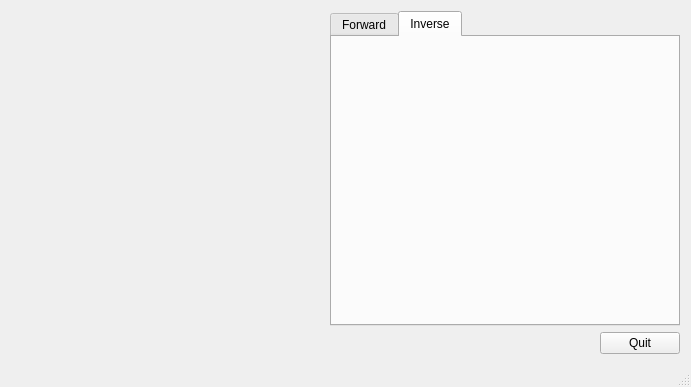
First picture: the form in PhantomX-Robot-Arm-Kit/mainwindow.ui, repository lego8421/PhantomX-Robot-Arm-Kit, before the edit.
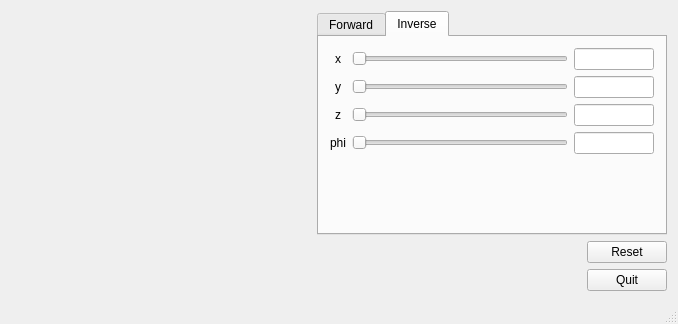
Second picture: the form after the edit. The open tabs and pages were chosen to show the change. Icons and pictures are not drawn. Custom widgets are drawn as their Qt base class.

Commit message: add inverse kinematics widget

```diff
--- a/PhantomX-Robot-Arm-Kit/mainwindow.ui
+++ b/PhantomX-Robot-Arm-Kit/mainwindow.ui
@@ -6,8 +6,8 @@
    <rect>
     <x>0</x>
     <y>0</y>
-    <width>691</width>
-    <height>387</height>
+    <width>676</width>
+    <height>324</height>
    </rect>
   </property>
   <property name="sizePolicy">
@@ -107,19 +107,6 @@
          <layout class="QVBoxLayout" name="verticalLayout">
           <item>
            <layout class="QGridLayout" name="gridLayout">
-            <item row="6" column="2">
-             <widget class="QPushButton" name="buttonReset">
-              <property name="sizePolicy">
-               <sizepolicy hsizetype="Minimum" vsizetype="Fixed">
-                <horstretch>0</horstretch>
-                <verstretch>0</verstretch>
-               </sizepolicy>
-              </property>
-              <property name="text">
-               <string>Reset</string>
-              </property>
-             </widget>
-            </item>
             <item row="3" column="0">
              <widget class="QLabel" name="label_4">
               <property name="sizePolicy">
@@ -498,10 +485,197 @@
          <attribute name="title">
           <string>Inverse</string>
          </attribute>
-         <layout class="QVBoxLayout" name="verticalLayout_2"/>
+         <layout class="QVBoxLayout" name="verticalLayout_2">
+          <item>
+           <layout class="QGridLayout" name="gridLayout_3">
+            <item row="3" column="0">
+             <widget class="QLabel" name="label_9">
+              <property name="sizePolicy">
+               <sizepolicy hsizetype="Minimum" vsizetype="Preferred">
+                <horstretch>0</horstretch>
+                <verstretch>0</verstretch>
+               </sizepolicy>
+              </property>
+              <property name="text">
+               <string>phi</string>
+              </property>
+              <property name="alignment">
+               <set>Qt::AlignCenter</set>
+              </property>
+             </widget>
+            </item>
+            <item row="2" column="1">
+             <widget class="QSlider" name="horizontalSliderZ">
+              <property name="orientation">
+               <enum>Qt::Horizontal</enum>
+              </property>
+             </widget>
+            </item>
+            <item row="1" column="0">
+             <widget class="QLabel" name="label_7">
+              <property name="sizePolicy">
+               <sizepolicy hsizetype="Minimum" vsizetype="Preferred">
+                <horstretch>0</horstretch>
+                <verstretch>0</verstretch>
+               </sizepolicy>
+              </property>
+              <property name="text">
+               <string>y</string>
+              </property>
+              <property name="alignment">
+               <set>Qt::AlignCenter</set>
+              </property>
+             </widget>
+            </item>
+            <item row="0" column="2">
+             <widget class="QLineEdit" name="lineEditX">
+              <property name="sizePolicy">
+               <sizepolicy hsizetype="Fixed" vsizetype="Fixed">
+                <horstretch>0</horstretch>
+                <verstretch>0</verstretch>
+               </sizepolicy>
+              </property>
+              <property name="maximumSize">
+               <size>
+                <width>80</width>
+                <height>16777215</height>
+               </size>
+              </property>
+             </widget>
+            </item>
+            <item row="3" column="1">
+             <widget class="QSlider" name="horizontalSliderPhi">
+              <property name="orientation">
+               <enum>Qt::Horizontal</enum>
+              </property>
+             </widget>
+            </item>
+            <item row="1" column="2">
+             <widget class="QLineEdit" name="lineEditY">
+              <property name="sizePolicy">
+               <sizepolicy hsizetype="Fixed" vsizetype="Fixed">
+                <horstretch>0</horstretch>
+                <verstretch>0</verstretch>
+               </sizepolicy>
+              </property>
+              <property name="maximumSize">
+               <size>
+                <width>80</width>
+                <height>16777215</height>
+               </size>
+              </property>
+             </widget>
+            </item>
+            <item row="1" column="1">
+             <widget class="QSlider" name="horizontalSliderY">
+              <property name="orientation">
+               <enum>Qt::Horizontal</enum>
+              </property>
+             </widget>
+            </item>
+            <item row="0" column="0">
+             <widget class="QLabel" name="label_6">
+              <property name="sizePolicy">
+               <sizepolicy hsizetype="Minimum" vsizetype="Preferred">
+                <horstretch>0</horstretch>
+                <verstretch>0</verstretch>
+               </sizepolicy>
+              </property>
+              <property name="text">
+               <string>x</string>
+              </property>
+              <property name="alignment">
+               <set>Qt::AlignCenter</set>
+              </property>
+             </widget>
+            </item>
+            <item row="2" column="0">
+             <widget class="QLabel" name="label_8">
+              <property name="sizePolicy">
+               <sizepolicy hsizetype="Minimum" vsizetype="Preferred">
+                <horstretch>0</horstretch>
+                <verstretch>0</verstretch>
+               </sizepolicy>
+              </property>
+              <property name="text">
+               <string>z</string>
+              </property>
+              <property name="alignment">
+               <set>Qt::AlignCenter</set>
+              </property>
+             </widget>
+            </item>
+            <item row="0" column="1">
+             <widget class="QSlider" name="horizontalSliderX">
+              <property name="orientation">
+               <enum>Qt::Horizontal</enum>
+              </property>
+             </widget>
+            </item>
+            <item row="2" column="2">
+             <widget class="QLineEdit" name="lineEditZ">
+              <property name="sizePolicy">
+               <sizepolicy hsizetype="Fixed" vsizetype="Fixed">
+                <horstretch>0</horstretch>
+                <verstretch>0</verstretch>
+               </sizepolicy>
+              </property>
+              <property name="maximumSize">
+               <size>
+                <width>80</width>
+                <height>16777215</height>
+               </size>
+              </property>
+             </widget>
+            </item>
+            <item row="3" column="2">
+             <widget class="QLineEdit" name="lineEditPhi">
+              <property name="sizePolicy">
+               <sizepolicy hsizetype="Fixed" vsizetype="Fixed">
+                <horstretch>0</horstretch>
+                <verstretch>0</verstretch>
+               </sizepolicy>
+              </property>
+              <property name="maximumSize">
+               <size>
+                <width>80</width>
+                <height>16777215</height>
+               </size>
+              </property>
+             </widget>
+            </item>
+            <item row="4" column="2">
+             <spacer name="verticalSpacer_2">
+              <property name="orientation">
+               <enum>Qt::Vertical</enum>
+              </property>
+              <property name="sizeHint" stdset="0">
+               <size>
+                <width>20</width>
+                <height>40</height>
+               </size>
+              </property>
+             </spacer>
+            </item>
+           </layout>
+          </item>
+         </layout>
         </widget>
        </widget>
       </item>
+      <item row="1" column="1">
+       <widget class="QPushButton" name="buttonReset">
+        <property name="sizePolicy">
+         <sizepolicy hsizetype="Minimum" vsizetype="Fixed">
+          <horstretch>0</horstretch>
+          <verstretch>0</verstretch>
+         </sizepolicy>
+        </property>
+        <property name="text">
+         <string>Reset</string>
+        </property>
+       </widget>
+      </item>
      </layout>
     </item>
    </layout>
```
